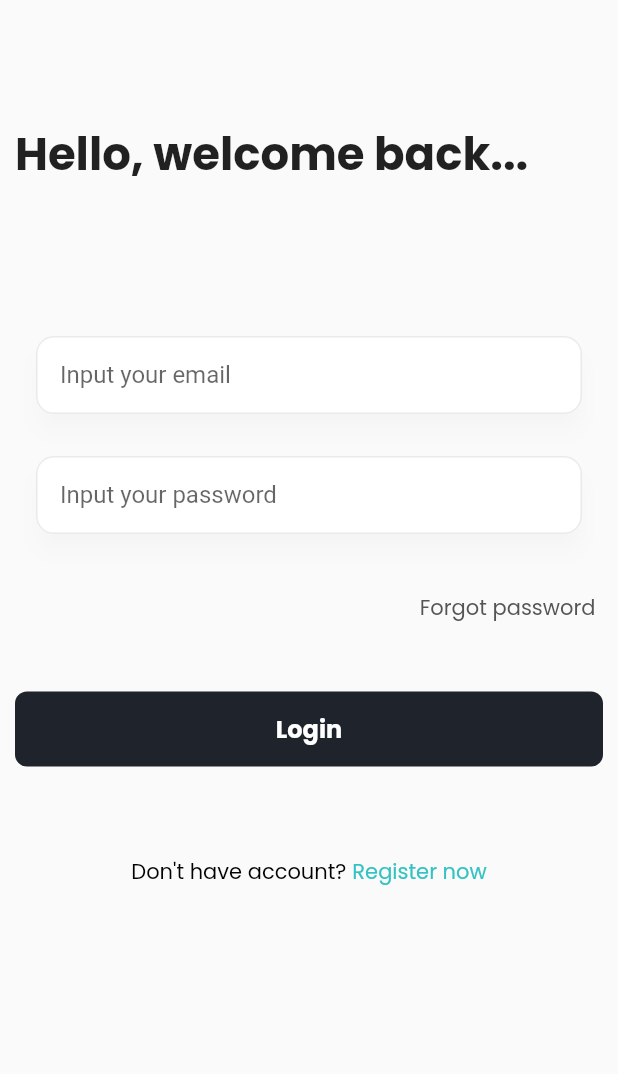
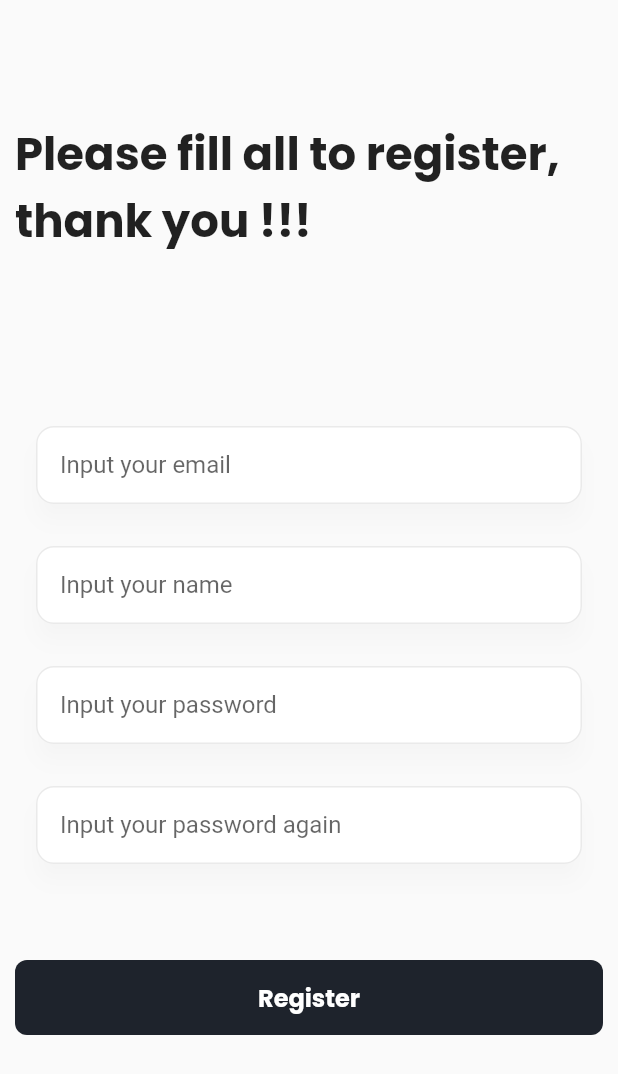
Before and after one commit to VanLuc5597/riverpod_tutorial, a Flutter app: the screen it shows after launch, on a phone screen of 412 x 824 dp. Shown: the top 1074 px of the screen. Run offline on Flutter 3.47's test engine with Material 2 defaults, Android fonts, the phone set to English and light mode, and no system bars; our stand-ins replace dartz, equatable, flutter_svg, google_fonts, hooks_riverpod, internet_connection_checker and 1 more.

Commit message:
update code

```diff
--- /dev/null
+++ b/lib/login/view/register_page.dart
@@ -0,0 +1,129 @@
+import 'package:clone_riverpod_hooks/global/view/email_input_error.dart';
+import 'package:clone_riverpod_hooks/global/view/name_input_error.dart';
+import 'package:clone_riverpod_hooks/global/view/password_input_error.dart';
+import 'package:clone_riverpod_hooks/global/view/repassword_input_error.dart';
+import 'package:clone_riverpod_hooks/login/view_model/register_provider.dart';
+import 'package:flutter/material.dart';
+import 'package:hooks_riverpod/hooks_riverpod.dart';
+
+import '../../global/view/app_text_style.dart';
+import '../../global/view/custom_text_field.dart';
+import '../../global/view/filled_long_button.dart';
+import '../../global/view/header_text.dart';
+
+class RegisterPage extends ConsumerWidget {
+  const RegisterPage({super.key});
+
+  @override
+  Widget build(BuildContext context, WidgetRef ref) {
+    final registerViewModel = ref.watch(registerProvider);
+    return Scaffold(
+      body: SafeArea(
+        child: SingleChildScrollView(
+          child: Padding(
+            padding: const EdgeInsets.fromLTRB(10, 0, 10, 0),
+            child: Column(
+              children: [
+                const SizedBox(
+                  height: 80,
+                ),
+                HeaderText(
+                    'Please fill all to register,'
+                        ' thank you !!!',
+                    100,
+                    1,
+                    AppTextStyle.title30BoldBlack),
+                const SizedBox(
+                  height: 100,
+                ),
+                Padding(
+                  padding: const EdgeInsets.fromLTRB(10, 0, 10, 0),
+                  child: CustomTextField(
+                    hintText: 'Input your email',
+                    controller: registerViewModel.eMailTextEditingController,
+                    obscureText: false,
+                    height: 60,
+                  ),
+                ),
+                if (registerViewModel.onTriggerButtonRegister) ...[
+                  EmailInputError(
+                    isError: !registerViewModel.isPasswordValid,
+                    isEmpty: registerViewModel
+                        .passwordTextEditingController.text.isEmpty,
+                  ),
+                ],
+                const SizedBox(
+                  height: 20,
+                ),
+                Padding(
+                  padding: const EdgeInsets.fromLTRB(10, 0, 10, 0),
+                  child: CustomTextField(
+                    hintText: 'Input your name',
+                    controller: registerViewModel.nameTextEditingController,
+                    obscureText: false,
+                    height: 60,
+                  ),
+                ),
+                if (registerViewModel.onTriggerButtonRegister) ...[
+                  NameInputError(
+                    isError: !registerViewModel.isNamedValid,
+                    isEmpty: registerViewModel
+                        .nameTextEditingController.text.isEmpty,
+                  ),
+                ],
+                const SizedBox(
+                  height: 20,
+                ),
+                Padding(
+                  padding: const EdgeInsets.fromLTRB(10, 0, 10, 0),
+                  child: CustomTextField(
+                    hintText: 'Input your password',
+                    controller: registerViewModel.passwordTextEditingController,
+                    obscureText: false,
+                    height: 60,
+                  ),
+                ),
+                if (registerViewModel.onTriggerButtonRegister) ...[
+                  PasswordInputError(
+                    isError: !registerViewModel.isPasswordValid,
+                    isEmpty: registerViewModel
+                        .passwordTextEditingController.text.isEmpty,
+                  ),
+                ],
+                const SizedBox(
+                  height: 20,
+                ),
+                Padding(
+                  padding: const EdgeInsets.fromLTRB(10, 0, 10, 0),
+                  child: CustomTextField(
+                    hintText: 'Input your password again',
+                    controller:
+                    registerViewModel.rePasswordTextEditingController,
+                    obscureText: false,
+                    height: 60,
+                  ),
+                ),
+                if (registerViewModel.onTriggerButtonRegister) ...[
+                  RePasswordInputError(
+                    isError: !registerViewModel.isRePasswordValid,
+                    isEmpty: registerViewModel
+                        .rePasswordTextEditingController.text.isEmpty,
+                  ),
+                ],
+                const SizedBox(
+                  height: 60,
+                ),
+                FilledLongButton(
+                  onTap: () {
+                    registerViewModel.setIsLoginButtonTriggeredTrue();
+                  },
+                  text: 'Register',
+                ),
+              ],
+            ),
+          ),
+        ),
+      ),
+    );
+  }
+}
--- a/lib/main.dart
+++ b/lib/main.dart
@@ -2,8 +2,10 @@ import 'package:clone_riverpod_hooks/login/view/login_page.dart';
 import 'package:flutter/material.dart';
 import 'package:hooks_riverpod/hooks_riverpod.dart';
 
+import 'login/view/register_page.dart';
+
 void main() {
   runApp(const ProviderScope(child: MaterialApp(
-    home: LoginPage(),
+    home: RegisterPage(),
   )));
 }
```
Also changed, not shown: lib/global/view/name_input_error.dart (added, +31 -0 lines), lib/global/view/repassword_input_error.dart (added, +31 -0 lines), lib/login/view_model/register_provider.dart (added, +45 -0 lines), 4 other files.
